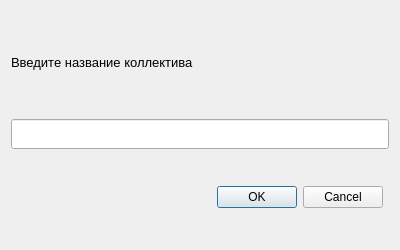
First picture: the form in entercollectivedialog.ui, repository vBykoff/bd3, before the edit.
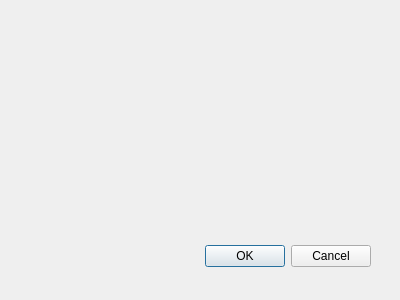
Second picture: the form after the edit.

Patch:
```diff
--- a/entercollectivedialog.ui
+++ b/entercollectivedialog.ui
@@ -7,61 +7,28 @@
     <x>0</x>
     <y>0</y>
     <width>400</width>
-    <height>250</height>
+    <height>300</height>
    </rect>
   </property>
-  <property name="minimumSize">
-   <size>
-    <width>400</width>
-    <height>0</height>
-   </size>
-  </property>
-  <property name="maximumSize">
-   <size>
-    <width>400</width>
-    <height>250</height>
-   </size>
-  </property>
   <property name="windowTitle">
    <string>Dialog</string>
   </property>
-  <layout class="QGridLayout" name="gridLayout">
-   <item row="2" column="0">
-    <widget class="QDialogButtonBox" name="buttonBox">
-     <property name="standardButtons">
-      <set>QDialogButtonBox::Cancel|QDialogButtonBox::Ok</set>
-     </property>
-    </widget>
-   </item>
-   <item row="1" column="0" colspan="2">
-    <widget class="QLineEdit" name="lineEdit">
-     <property name="minimumSize">
-      <size>
-       <width>0</width>
-       <height>30</height>
-      </size>
-     </property>
-    </widget>
-   </item>
-   <item row="0" column="0" colspan="2">
-    <widget class="QLabel" name="label">
-     <property name="maximumSize">
-      <size>
-       <width>300</width>
-       <height>40</height>
-      </size>
-     </property>
-     <property name="font">
-      <font>
-       <pointsize>10</pointsize>
-      </font>
-     </property>
-     <property name="text">
-      <string>Введите название коллектива</string>
-     </property>
-    </widget>
-   </item>
-  </layout>
+  <widget class="QDialogButtonBox" name="buttonBox">
+   <property name="geometry">
+    <rect>
+     <x>30</x>
+     <y>240</y>
+     <width>341</width>
+     <height>32</height>
+    </rect>
+   </property>
+   <property name="orientation">
+    <enum>Qt::Horizontal</enum>
+   </property>
+   <property name="standardButtons">
+    <set>QDialogButtonBox::Cancel|QDialogButtonBox::Ok</set>
+   </property>
+  </widget>
  </widget>
  <resources/>
  <connections/>
```
Left out of the diff: 40 changed lines with no effect on the pictures.
